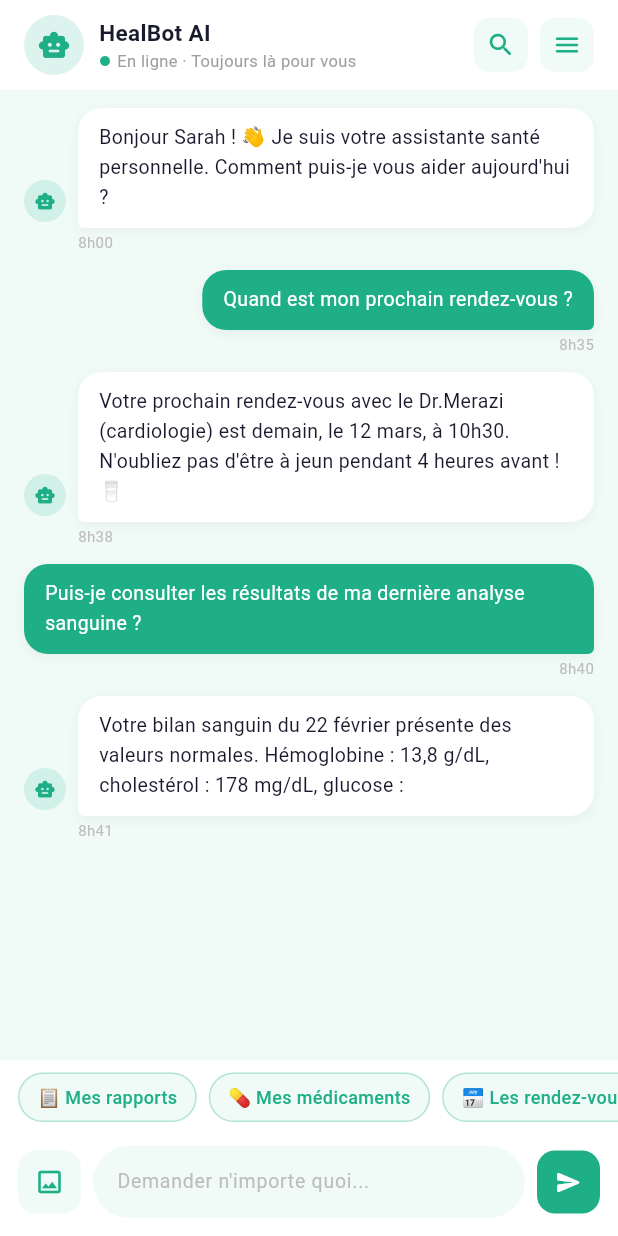
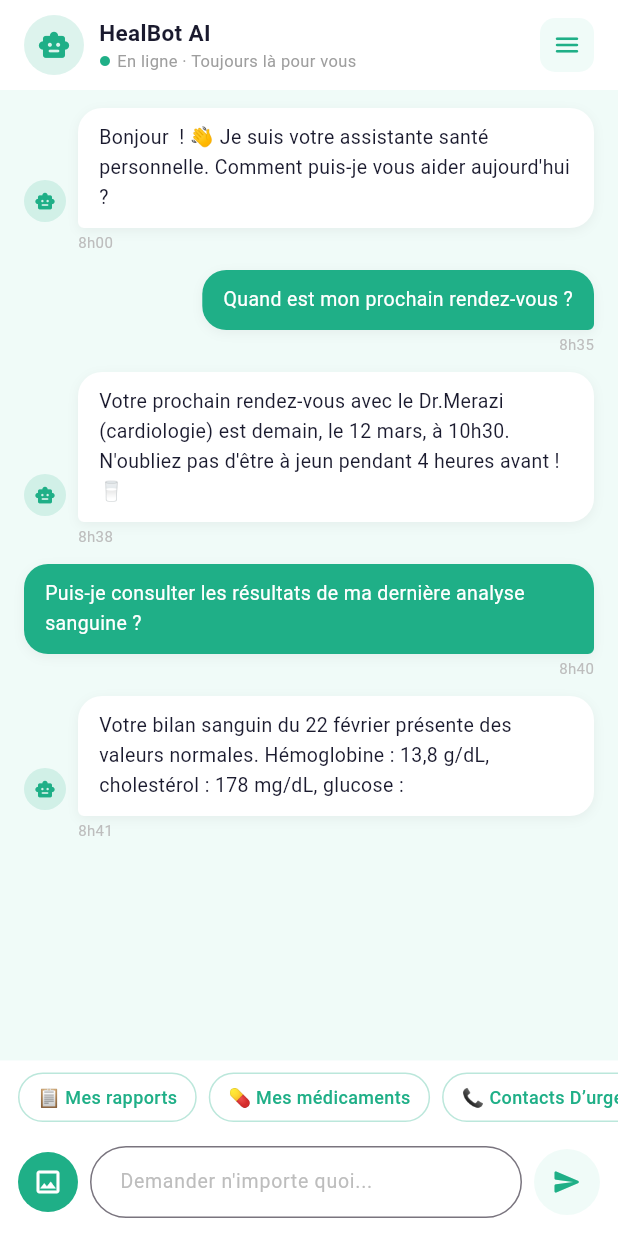
Before and after one commit to 2cp-med-project/mobile, a Flutter app: the ChatbotScreen screen opened directly, on a phone screen of 412 x 824 dp. Run offline on Flutter 3.47's test engine with Material 3 defaults, Android fonts, the phone set to English and light mode, and no system bars; our stand-ins replace firebase_messaging, flutter_svg, image_picker, shared_preferences; accounts and stored records are empty.

Commit message:
chatscreen updated

```diff
--- a/lib/main.dart
+++ b/lib/main.dart
@@ -2,15 +2,15 @@
 
 import 'package:flutter/material.dart';
 import 'config/app_routes.dart';
-import 'package:firebase_core/firebase_core.dart';
-import 'services/notification_service.dart';
+/* import 'package:firebase_core/firebase_core.dart';
+ */import 'services/notification_service.dart';
 
 
 
-void main() async{
-  WidgetsFlutterBinding.ensureInitialized();
+void main() /* async */{
+/*   WidgetsFlutterBinding.ensureInitialized();
   await Firebase.initializeApp();
-  await NotificationService.init();
+  await NotificationService.init(); */
   runApp(const MyApp());
 }
 
--- a/lib/screens/chatbot_screen.dart
+++ b/lib/screens/chatbot_screen.dart
@@ -1,6 +1,7 @@
 import 'dart:ui';
 import 'package:flutter/material.dart';
 import 'package:image_picker/image_picker.dart';
+import '../config/storage_helper.dart';
 
 class ChatbotScreen extends StatefulWidget {
   const ChatbotScreen({super.key});
@@ -21,6 +22,19 @@ class _ChatbotScreenState extends State<ChatbotScreen>
   bool _isDeleteMode = false;
   bool _isLoading = false;
   String _currentChatId = '1';
+  String _prenom = '';
+
+  @override
+  void initState() {
+    super.initState();
+    _initializeChatMessages();
+    _loadPrenom();
+  }
+
+  Future<void> _loadPrenom() async {
+    final prenom = await StorageHelper.getPrenom();
+    setState(() => _prenom = prenom ?? '');
+  }
 
   // ── Chat histories
   // Each chat has an id, a title, and a list of messages
@@ -33,11 +47,14 @@ class _ChatbotScreenState extends State<ChatbotScreen>
   ];
 
   // ── Messages for current chat
-  final Map<String, List<_Message>> _chatMessages = {
+  late final Map<String, List<_Message>> _chatMessages;
+
+  void _initializeChatMessages() {
+    _chatMessages = {
       '1': [
         _Message(
           text:
-            'Bonjour Sarah ! 👋 Je suis votre assistante santé personnelle. Comment puis-je vous aider aujourd\'hui ?',
+              'Bonjour $_prenom ! 👋 Je suis votre assistante santé personnelle. Comment puis-je vous aider aujourd\'hui ?',
           isUser: false,
           time: '8h00',
         ),
@@ -53,7 +70,8 @@ class _ChatbotScreenState extends State<ChatbotScreen>
           time: '8h38',
         ),
         _Message(
-        text: 'Puis-je consulter les résultats de ma dernière analyse sanguine ?',
+          text:
+              'Puis-je consulter les résultats de ma dernière analyse sanguine ?',
           isUser: true,
           time: '8h40',
         ),
@@ -65,6 +83,7 @@ class _ChatbotScreenState extends State<ChatbotScreen>
         ),
       ],
     };
+  }
 
   // ── Selected chats for deletion
   final Set<String> _selectedForDelete = {};
@@ -73,13 +92,10 @@ class _ChatbotScreenState extends State<ChatbotScreen>
   List<_ChatHistory> get _filteredHistories {
     final q = _searchCtrl.text.toLowerCase();
     if (q.isEmpty) return _histories;
-    return _histories
-        .where((h) => h.title.toLowerCase().contains(q))
-        .toList();
+    return _histories.where((h) => h.title.toLowerCase().contains(q)).toList();
   }
 
-  List<_Message> get _currentMessages =>
-      _chatMessages[_currentChatId] ?? [];
+  List<_Message> get _currentMessages => _chatMessages[_currentChatId] ?? [];
 
   @override
   void dispose() {
@@ -198,30 +214,35 @@ class _ChatbotScreenState extends State<ChatbotScreen>
         actions: [
           TextButton(
             onPressed: () => Navigator.pop(ctx),
-            child: const Text('Annuler',
-                style: TextStyle(color: Colors.grey)),
+            child: const Text('Annuler', style: TextStyle(color: Colors.grey)),
           ),
           TextButton(
             onPressed: () {
               Navigator.pop(ctx);
               setState(() {
                 _histories.removeWhere(
-                    (h) => _selectedForDelete.contains(h.id));
+                  (h) => _selectedForDelete.contains(h.id),
+                );
                 for (final id in _selectedForDelete) {
                   _chatMessages.remove(id);
                 }
                 if (_selectedForDelete.contains(_currentChatId)) {
-                  _currentChatId =
-                      _histories.isNotEmpty ? _histories.first.id : '';
+                  _currentChatId = _histories.isNotEmpty
+                      ? _histories.first.id
+                      : '';
                 }
                 _selectedForDelete.clear();
                 _isDeleteMode = false;
               });
               // TODO: await ChatbotService.deleteChats(_selectedForDelete);
             },
-            child: const Text('Supprimer',
+            child: const Text(
+              'Supprimer',
               style: TextStyle(
-                    color: Color(0xFFE53935), fontWeight: FontWeight.w600)),
+                color: Color(0xFFE53935),
+                fontWeight: FontWeight.w600,
+              ),
+            ),
           ),
         ],
       ),
@@ -268,9 +289,7 @@ class _ChatbotScreenState extends State<ChatbotScreen>
               onTap: () => setState(() => _isPanelOpen = false),
               child: BackdropFilter(
                 filter: ImageFilter.blur(sigmaX: 3, sigmaY: 3),
-                child: Container(
-                  color: Colors.black.withValues(alpha: 0.2),
-                ),
+                child: Container(color: Colors.black.withValues(alpha: 0.2)),
               ),
             ),
             // Panel
@@ -325,41 +344,18 @@ class _ChatbotScreenState extends State<ChatbotScreen>
                   ),
                   Row(
                     children: [
-                      Icon(Icons.circle,
-                          color: Color(0xFF1FAF87), size: 8),
+                      Icon(Icons.circle, color: Color(0xFF1FAF87), size: 8),
                       SizedBox(width: 4),
                       Text(
                         'En ligne · Toujours là pour vous',
-                        style: TextStyle(
-                          fontSize: 11,
-                          color: Colors.grey,
-                        ),
+                        style: TextStyle(fontSize: 11, color: Colors.grey),
                       ),
                     ],
                   ),
                 ],
               ),
             ),
-            // Search icon
-            GestureDetector(
-              onTap: () => setState(() {
-                _isPanelOpen = true;
-                _isDeleteMode = false;
-              }),
-              child: Container(
-                padding: const EdgeInsets.all(8),
-                decoration: BoxDecoration(
-                  color: const Color(0xFFF0FBF8),
-                  borderRadius: BorderRadius.circular(10),
-                ),
-                child: const Icon(
-                  Icons.search_rounded,
-                  color: Color(0xFF1FAF87),
-                  size: 20,
-                ),
-              ),
-            ),
-            const SizedBox(width: 8),
+
             // Menu icon
             GestureDetector(
               onTap: () => setState(() => _isPanelOpen = !_isPanelOpen),
@@ -402,12 +398,14 @@ class _ChatbotScreenState extends State<ChatbotScreen>
     return Padding(
       padding: const EdgeInsets.only(bottom: 4),
       child: Column(
-        crossAxisAlignment:
-            msg.isUser ? CrossAxisAlignment.end : CrossAxisAlignment.start,
+        crossAxisAlignment: msg.isUser
+            ? CrossAxisAlignment.end
+            : CrossAxisAlignment.start,
         children: [
           Row(
-            mainAxisAlignment:
-                msg.isUser ? MainAxisAlignment.end : MainAxisAlignment.start,
+            mainAxisAlignment: msg.isUser
+                ? MainAxisAlignment.end
+                : MainAxisAlignment.start,
             crossAxisAlignment: CrossAxisAlignment.end,
             children: [
               // AI avatar
@@ -420,8 +418,11 @@ class _ChatbotScreenState extends State<ChatbotScreen>
                     color: const Color(0xFF1FAF87).withValues(alpha: 0.15),
                     shape: BoxShape.circle,
                   ),
-                  child: const Icon(Icons.smart_toy_rounded,
-                      color: Color(0xFF1FAF87), size: 14),
+                  child: const Icon(
+                    Icons.smart_toy_rounded,
+                    color: Color(0xFF1FAF87),
+                    size: 14,
+                  ),
                 ),
               ],
 
@@ -429,11 +430,11 @@ class _ChatbotScreenState extends State<ChatbotScreen>
               Flexible(
                 child: Container(
                   padding: const EdgeInsets.symmetric(
-                      horizontal: 14, vertical: 10),
+                    horizontal: 14,
+                    vertical: 10,
+                  ),
                   decoration: BoxDecoration(
-                    color: msg.isUser
-                        ? const Color(0xFF1FAF87)
-                        : Colors.white,
+                    color: msg.isUser ? const Color(0xFF1FAF87) : Colors.white,
                     borderRadius: BorderRadius.only(
                       topLeft: const Radius.circular(16),
                       topRight: const Radius.circular(16),
@@ -452,7 +453,9 @@ class _ChatbotScreenState extends State<ChatbotScreen>
                     msg.text,
                     style: TextStyle(
                       fontSize: 13,
-                      color: msg.isUser ? Colors.white : const Color(0xFF1A1A2E),
+                      color: msg.isUser
+                          ? Colors.white
+                          : const Color(0xFF1A1A2E),
                       height: 1.5,
                     ),
                   ),
@@ -490,8 +493,11 @@ class _ChatbotScreenState extends State<ChatbotScreen>
               color: const Color(0xFF1FAF87).withValues(alpha: 0.15),
               shape: BoxShape.circle,
             ),
-            child: const Icon(Icons.smart_toy_rounded,
-                color: Color(0xFF1FAF87), size: 14),
+            child: const Icon(
+              Icons.smart_toy_rounded,
+              color: Color(0xFF1FAF87),
+              size: 14,
+            ),
           ),
           Container(
             padding: const EdgeInsets.symmetric(horizontal: 14, vertical: 12),
@@ -525,8 +531,9 @@ class _ChatbotScreenState extends State<ChatbotScreen>
   final chips = [
     ('📋 Mes rapports', 'Affiche mes rapports médicaux'),
     ('💊 Mes médicaments', 'Affiche mes médicaments'),
-      ('📅 Les rendez-vous d\'auj', 'Affiche mes rendez-vous d\'aujourd\'hui'),
+    ('📞 Contacts D’urgence', 'Affiche des contacts d\'urgence'),
   ];
+
   return Container(
     color: Colors.white,
     child: SingleChildScrollView(
@@ -534,17 +541,20 @@ class _ChatbotScreenState extends State<ChatbotScreen>
       padding: const EdgeInsets.symmetric(horizontal: 12, vertical: 8),
       child: Row(
         children: chips.map((chip) {
-            return GestureDetector(
+          return Padding(
+            padding: const EdgeInsets.only(right: 8),
+            child: InkWell(
               onTap: () => _sendQuickMessage(chip.$2),
+              borderRadius: BorderRadius.circular(20),
+              splashColor: const Color(0xFFF0FBF8), // ripple color
+              highlightColor: const Color(0xFFF0FBF8), // pressed color
               child: Container(
-                margin: const EdgeInsets.only(right: 8),
-                padding: const EdgeInsets.symmetric(
-                    horizontal: 12, vertical: 7),
+                padding: const EdgeInsets.symmetric(horizontal: 12, vertical: 7),
                 decoration: BoxDecoration(
-                  color: const Color(0xFFF0FBF8),
+                  color: Colors.white,
                   borderRadius: BorderRadius.circular(20),
                   border: Border.all(
-                    color: const Color(0xFF1FAF87).withValues(alpha: 0.3),
+                    color: const Color(0xFF1FAF87).withOpacity(0.3),
                   ),
                 ),
                 child: Text(
@@ -556,6 +566,7 @@ class _ChatbotScreenState extends State<ChatbotScreen>
                   ),
                 ),
               ),
+            ),
           );
         }).toList(),
       ),
@@ -563,52 +574,60 @@ class _ChatbotScreenState extends State<ChatbotScreen>
   );
 }
 
-  // ── Input bar
   Widget _buildInputBar() {
   return Container(
     color: Colors.white,
     padding: const EdgeInsets.fromLTRB(12, 8, 12, 12),
     child: Row(
       children: [
-          // Gallery button
+        //  Gallery Button (circle, small vertical padding)
         GestureDetector(
           onTap: _pickImage,
           child: Container(
-              width: 42,
-              height: 42,
-              decoration: BoxDecoration(
-                color: const Color(0xFFF0FBF8),
-                borderRadius: BorderRadius.circular(12),
+            width: 40,
+            height: 40,
+            margin: const EdgeInsets.symmetric(vertical: 2),
+            decoration: const BoxDecoration(
+              color: Color(0xFF1FAF87), // primary color
+              shape: BoxShape.circle,
             ),
             child: const Icon(
               Icons.photo_outlined,
-                color: Color(0xFF1FAF87),
+              color: Colors.white,
               size: 20,
             ),
           ),
         ),
         const SizedBox(width: 8),
 
-          // Text field
+        // Text Field with green border when focused
         Expanded(
-            child: Container(
-              decoration: BoxDecoration(
-                color: const Color(0xFFF0FBF8),
-                borderRadius: BorderRadius.circular(24),
-              ),
+          child: Focus(
+            onFocusChange: (hasFocus) {
+              // rebuild to update border color
+              // optional: you can use a StatefulBuilder if needed
+            },
             child: TextField(
               controller: _inputCtrl,
               style: const TextStyle(fontSize: 13),
               decoration: InputDecoration(
                 hintText: 'Demander n\'importe quoi...',
                 hintStyle: TextStyle(
-                    color: Colors.grey.shade400,
+                  color: const Color(0xFFBDBDBD),
                   fontSize: 13,
                 ),
-                  border: InputBorder.none,
-                  contentPadding: const EdgeInsets.symmetric(
-                    horizontal: 16,
-                    vertical: 10,
+                contentPadding:
+                    const EdgeInsets.symmetric(horizontal: 16, vertical: 12),
+                border: OutlineInputBorder(
+                  borderRadius: BorderRadius.circular(24),
+                  borderSide: const BorderSide(color: const Color(0xFF5FCFAA) , width: 0.5),
+                ),
+                focusedBorder: OutlineInputBorder(
+                  borderRadius: BorderRadius.circular(24),
+                  borderSide: const BorderSide(
+                    color: Color(0xFF1FAF87), // primary color when focused
+                    width: 0.5,
+                  ),
                 ),
               ),
               onSubmitted: (_) => _sendMessage(),
@@ -617,20 +636,24 @@ class _ChatbotScreenState extends State<ChatbotScreen>
         ),
         const SizedBox(width: 8),
 
-          // Send button
+        //  Send Button (changes color on tap)
         GestureDetector(
           onTap: _sendMessage,
           child: Container(
-              width: 42,
-              height: 42,
+            width: 44,
+            height: 44,
             decoration: BoxDecoration(
-                color: const Color(0xFF1FAF87),
-                borderRadius: BorderRadius.circular(12),
+              color: _inputCtrl.text.isEmpty
+                  ? const Color(0xFFF0FBF8)
+                  : const Color(0xFF1FAF87), // green if text exists
+              borderRadius: BorderRadius.circular(24),
             ),
-              child: const Icon(
+            child: Icon(
               Icons.send_rounded,
-                color: Colors.white,
-                size: 18,
+              color: _inputCtrl.text.isEmpty
+                  ? const Color(0xFF1FAF87)
+                  : Colors.white, // white if background green
+              size: 20,
             ),
           ),
         ),
@@ -676,12 +699,16 @@ class _ChatbotScreenState extends State<ChatbotScreen>
                   decoration: InputDecoration(
                     hintText: 'Recherche',
                     hintStyle: TextStyle(
-                        color: Colors.grey.shade400, fontSize: 13),
-                    prefixIcon: Icon(Icons.search_rounded,
-                        color: Colors.grey.shade400, size: 18),
+                      color: Colors.grey.shade400,
+                      fontSize: 13,
+                    ),
+                    prefixIcon: Icon(
+                      Icons.search_rounded,
+                      color: Colors.grey.shade400,
+                      size: 18,
+                    ),
                     border: InputBorder.none,
-                    contentPadding:
-                        const EdgeInsets.symmetric(vertical: 10),
+                    contentPadding: const EdgeInsets.symmetric(vertical: 10),
                   ),
                 ),
               ),
@@ -705,8 +732,11 @@ class _ChatbotScreenState extends State<ChatbotScreen>
                   child: const Row(
                     mainAxisAlignment: MainAxisAlignment.center,
                     children: [
-                      Icon(Icons.edit_outlined,
-                          color: Color(0xFF1FAF87), size: 16),
+                      Icon(
+                        Icons.edit_outlined,
+                        color: Color(0xFF1FAF87),
+                        size: 16,
+                      ),
                       SizedBox(width: 6),
                       Text(
                         'Nouvelle discussion',
@@ -770,7 +800,9 @@ class _ChatbotScreenState extends State<ChatbotScreen>
                       duration: const Duration(milliseconds: 200),
                       margin: const EdgeInsets.only(bottom: 4),
                       padding: const EdgeInsets.symmetric(
-                          horizontal: 12, vertical: 10),
+                        horizontal: 12,
+                        vertical: 10,
+                      ),
                       decoration: BoxDecoration(
                         color: isActive && !_isDeleteMode
                             ? const Color(0xFF1FAF87).withValues(alpha: 0.12)
@@ -799,8 +831,11 @@ class _ChatbotScreenState extends State<ChatbotScreen>
                                 borderRadius: BorderRadius.circular(4),
                               ),
                               child: isSelected
-                                  ? const Icon(Icons.close,
-                                      color: Colors.white, size: 12)
+                                  ? const Icon(
+                                      Icons.close,
+                                      color: Colors.white,
+                                      size: 12,
+                                    )
                                   : null,
                             ),
                           ],
@@ -849,8 +884,11 @@ class _ChatbotScreenState extends State<ChatbotScreen>
                   child: Row(
                     mainAxisAlignment: MainAxisAlignment.center,
                     children: [
-                      const Icon(Icons.delete_outline_rounded,
-                          color: Color(0xFFE53935), size: 16),
+                      const Icon(
+                        Icons.delete_outline_rounded,
+                        color: Color(0xFFE53935),
+                        size: 16,
+                      ),
                       const SizedBox(width: 6),
                       Text(
                         _isDeleteMode && _selectedForDelete.isNotEmpty
```
Also changed, not shown: lib/services/notification_service.dart (renamed from lib/screens/notification_service.dart), 2 other files. Lines whose indentation alone changed are shown as unchanged.
